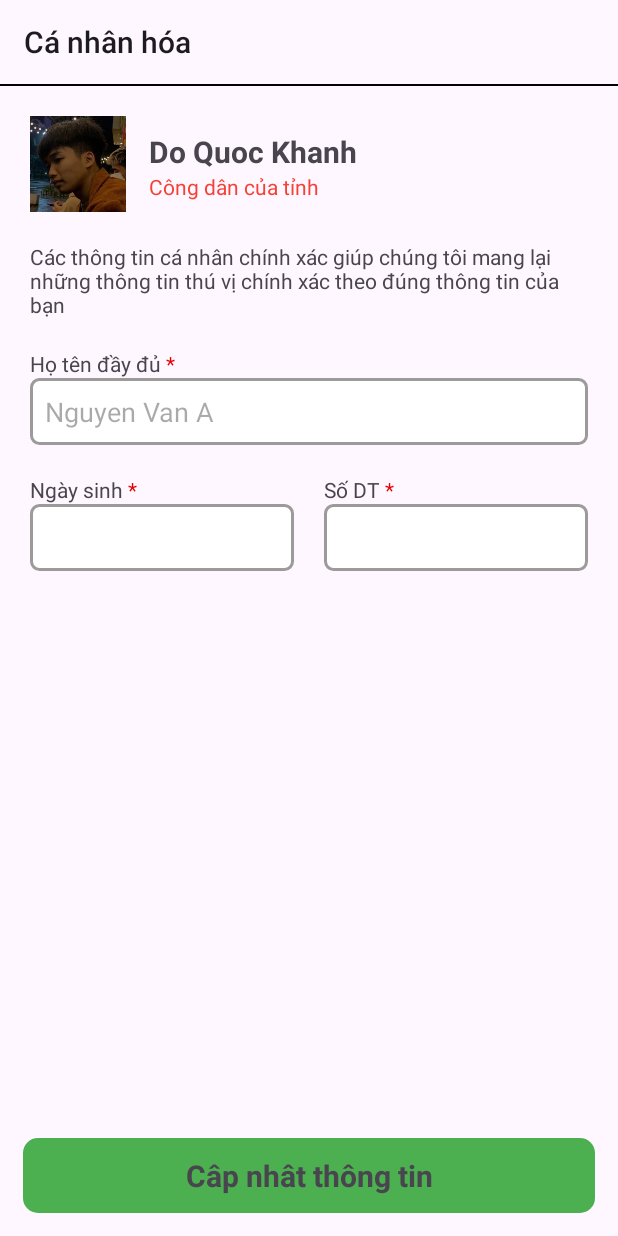
After one commit to doquockhanh03/Android_Basic_Tutorial, an Android app: the layout activity_update_user.xml on its own in the app's theme, with its tools: preview values and no code run, on a phone screen of 412 x 824 dp. The commit adds this screen. Run offline under Robolectric (Android 15) with nearby library versions, the phone set to English and light mode, and no system bars.

Commit message:
first commit

```diff
--- a/app/src/main/AndroidManifest.xml
+++ b/app/src/main/AndroidManifest.xml
@@ -13,17 +13,22 @@
         android:theme="@style/Theme.Buoi_03"
         tools:targetApi="31">
         <activity
-            android:name=".buoi_3_kotlin.MainActivity"
-            android:exported="false" />
-        <activity
-            android:name=".MainActivity"
-            android:exported="true">
+            android:name=".BTVN.UpdateUserActivity"
+            android:exported="true" >
             <intent-filter>
                 <action android:name="android.intent.action.MAIN" />
 
                 <category android:name="android.intent.category.LAUNCHER" />
             </intent-filter>
         </activity>
+        <activity
+            android:name=".buoi_3_kotlin.MainActivity"
+            android:exported="false" />
+        <activity
+            android:name=".MainActivity"
+            android:exported="true">
+
+        </activity>
     </application>
 
 </manifest>
--- /dev/null
+++ b/app/src/main/java/com/example/buoi_03/BTVN/UpdateUserActivity.kt
@@ -0,0 +1,59 @@
+package com.example.buoi_03.BTVN
+
+import android.os.Bundle
+import android.widget.EditText
+import android.widget.TextView
+import androidx.activity.enableEdgeToEdge
+import androidx.appcompat.app.AppCompatActivity
+import androidx.core.content.ContextCompat
+import androidx.core.view.ViewCompat
+import androidx.core.view.WindowInsetsCompat
+import androidx.core.widget.addTextChangedListener
+import com.example.buoi_03.R
+
+class UpdateUserActivity : AppCompatActivity() {
+
+    private var edtFullname: EditText? = null
+    private var edtDate: EditText? = null
+    private var edtPhone: EditText? = null
+    private  var btnUpdate: TextView? = null
+
+    override fun onCreate(savedInstanceState: Bundle?) {
+        super.onCreate(savedInstanceState)
+        enableEdgeToEdge()
+        setContentView(R.layout.activity_update_user)
+
+        edtDate = findViewById(R.id.edtDate)
+        edtPhone = findViewById(R.id.edtPhone)
+        edtFullname = findViewById(R.id.edtFullname)
+        btnUpdate = findViewById(R.id.btn_updates)
+
+        edtDate?.addTextChangedListener{
+            setEnableButton()
+        }
+
+        edtPhone?.addTextChangedListener {
+            setEnableButton()
+        }
+
+        edtFullname?.addTextChangedListener {
+            setEnableButton()
+        }
+    }
+
+
+    private fun setEnableButton(){
+        btnUpdate?.isEnabled = Checker()
+        if(Checker()){
+            btnUpdate?.background = ContextCompat.getDrawable(this, R.drawable.backgound_button)
+        }else{
+            btnUpdate?.background = ContextCompat.getDrawable(this, R.drawable.background_button_disable)
+        }
+    }
+
+    private fun Checker(): Boolean{
+        return edtDate?.text.toString().trim().isNotEmpty() &&
+                edtPhone?.text.toString().trim().isNotEmpty() &&
+                edtFullname?.text.toString().trim().isNotEmpty()
+    }
+}
--- /dev/null
+++ b/app/src/main/res/drawable/backgound_button.xml
@@ -0,0 +1,5 @@
+<?xml version="1.0" encoding="utf-8"?>
+<shape xmlns:android="http://schemas.android.com/apk/res/android" android:shape="rectangle">
+    <corners android:radius="10dp"/>
+    <solid android:color="#4CAF50"/>
+</shape>
--- /dev/null
+++ b/app/src/main/res/drawable/background_button_disable.xml
@@ -0,0 +1,5 @@
+<?xml version="1.0" encoding="utf-8"?>
+<shape xmlns:android="http://schemas.android.com/apk/res/android" android:shape="rectangle">
+    <corners android:radius="10dp"/>
+    <solid android:color="#858785"/>
+</shape>
--- /dev/null
+++ b/app/src/main/res/drawable/background_edt.xml
@@ -0,0 +1,6 @@
+<?xml version="1.0" encoding="utf-8"?>
+<shape xmlns:android="http://schemas.android.com/apk/res/android">
+    <corners android:radius="5dp"/>
+    <stroke android:color="#9D9A9A" android:width="2dp"/>
+    <solid android:color="@color/white"/>
+</shape>
--- /dev/null
+++ b/app/src/main/res/layout/activity_update_user.xml
@@ -0,0 +1,168 @@
+<?xml version="1.0" encoding="utf-8"?>
+<RelativeLayout xmlns:android="http://schemas.android.com/apk/res/android"
+    xmlns:app="http://schemas.android.com/apk/res-auto"
+    xmlns:tools="http://schemas.android.com/tools"
+    android:id="@+id/main"
+    android:layout_width="match_parent"
+    android:layout_height="match_parent"
+    tools:context=".BTVN.UpdateUserActivity">
+
+    <Toolbar
+        android:id="@+id/toolbar"
+        android:title="Cá nhân hóa"
+        android:layout_width="match_parent"
+        android:layout_height="wrap_content"/>
+
+    <View
+        android:layout_below="@id/toolbar"
+        android:id="@+id/view"
+        android:background="@color/black"
+        android:layout_width="match_parent"
+        android:layout_height="1dp"/>
+
+    <ScrollView
+        android:id="@+id/scrollView"
+        android:layout_width="match_parent"
+        android:layout_height="wrap_content"
+        android:layout_above="@id/btn_updates"
+        android:layout_below="@id/toolbar"
+        android:layout_marginTop="1dp"
+        android:layout_marginBottom="14dp">
+
+        <androidx.constraintlayout.widget.ConstraintLayout
+            android:layout_width="match_parent"
+            android:layout_height="wrap_content">
+
+            <ImageView
+                android:id="@+id/ivAvatar"
+                android:layout_width="64dp"
+                android:layout_height="64dp"
+                android:layout_marginStart="20dp"
+                android:layout_marginTop="20dp"
+                android:background="@drawable/ic_avatar"
+                app:layout_constraintLeft_toLeftOf="parent"
+                app:layout_constraintTop_toTopOf="parent" />
+
+            <TextView
+                android:id="@+id/tvName"
+                android:layout_width="0dp"
+                android:layout_height="wrap_content"
+                android:layout_marginStart="15dp"
+                android:layout_marginEnd="20dp"
+                android:layout_marginTop="30dp"
+                android:text="Do Quoc Khanh"
+                android:textSize="20sp"
+                android:textStyle="bold"
+                app:layout_constraintEnd_toEndOf="parent"
+                app:layout_constraintStart_toEndOf="@id/ivAvatar"
+                app:layout_constraintTop_toTopOf="parent" />
+
+            <TextView
+                android:id="@+id/tvInfo"
+                android:layout_width="0dp"
+                android:layout_height="wrap_content"
+                android:layout_marginStart="15dp"
+                android:text="Công dân của tỉnh"
+                android:layout_marginEnd="20dp"
+
+                android:textColor="#F44336"
+                app:layout_constraintEnd_toEndOf="parent"
+                app:layout_constraintStart_toEndOf="@id/ivAvatar"
+                app:layout_constraintTop_toBottomOf="@id/tvName" />
+
+            <TextView
+                android:id="@+id/tvContent"
+                android:layout_width="0dp"
+                android:layout_height="wrap_content"
+                android:layout_margin="20dp"
+                android:text="Các thông tin cá nhân chính xác giúp chúng tôi mang lại những thông tin thú vị chính xác theo đúng thông tin của bạn"
+                app:layout_constraintEnd_toEndOf="parent"
+                app:layout_constraintStart_toStartOf="parent"
+                app:layout_constraintTop_toBottomOf="@id/ivAvatar" />
+
+            <TextView
+                android:id="@+id/tvFullname"
+                app:layout_constraintTop_toBottomOf="@id/tvContent"
+                app:layout_constraintStart_toStartOf="parent"
+                app:layout_constraintEnd_toEndOf="parent"
+                android:layout_margin="20dp"
+                android:layout_width="0dp"
+                android:text="@string/fullname"
+                android:layout_height="wrap_content"/>
+
+            <EditText
+                android:id="@+id/edtFullname"
+                android:layout_marginStart="20dp"
+                android:layout_marginEnd="20dp"
+                app:layout_constraintStart_toStartOf="parent"
+                app:layout_constraintEnd_toEndOf="parent"
+                app:layout_constraintTop_toBottomOf="@id/tvFullname"
+                android:layout_width="0dp"
+                android:background="@drawable/background_edt"
+                android:hint="Nguyen Van A"
+                android:padding="10dp"
+                android:layout_height="wrap_content"/>
+
+            <EditText
+                android:id="@+id/edtDate"
+                app:layout_constraintStart_toStartOf="parent"
+                app:layout_constraintTop_toBottomOf="@id/tvDate"
+                app:layout_constraintEnd_toEndOf="@id/tvDate"
+                android:layout_width="0dp"
+                android:background="@drawable/background_edt"
+                android:padding="10dp"
+                android:layout_marginStart="20dp"
+                android:layout_height="wrap_content"/>
+
+            <EditText
+                android:id="@+id/edtPhone"
+                app:layout_constraintStart_toStartOf="@id/tvPhone"
+                app:layout_constraintEnd_toEndOf="parent"
+                app:layout_constraintTop_toBottomOf="@id/tvPhone"
+                android:layout_width="0dp"
+                android:padding="10dp"
+                android:layout_marginEnd="20dp"
+                android:background="@drawable/background_edt"
+                android:layout_height="wrap_content"/>
+
+            <TextView
+                android:id="@+id/tvDate"
+                android:text="@string/date"
+                android:layout_marginStart="20dp"
+                android:layout_marginEnd="20dp"
+                android:layout_marginTop="20dp"
+                app:layout_constraintStart_toStartOf="parent"
+                app:layout_constraintEnd_toStartOf="@id/tvPhone"
+                app:layout_constraintTop_toBottomOf="@id/edtFullname"
+                android:layout_width="0dp"
+                android:layout_height="wrap_content"/>
+
+           <TextView
+               android:id="@+id/tvPhone"
+               app:layout_constraintTop_toBottomOf="@id/edtFullname"
+               android:layout_marginTop="20dp"
+               android:layout_marginEnd="20dp"
+               app:layout_constraintStart_toEndOf="@id/tvDate"
+               app:layout_constraintEnd_toEndOf="parent"
+               android:text="@string/phone_number"
+               android:layout_width="0dp"
+               android:layout_height="wrap_content"/>
+
+        </androidx.constraintlayout.widget.ConstraintLayout>
+    </ScrollView>
+
+    <TextView
+        android:id="@+id/btn_updates"
+        android:text="Câp nhât thông tin"
+        android:layout_alignParentBottom="true"
+        android:layout_width="match_parent"
+        android:gravity="center"
+        android:textSize="20sp"
+        android:layout_margin="15dp"
+        android:textStyle="bold"
+        android:background="@drawable/backgound_button"
+        android:layout_height="50dp"/>
+
+
+
+</RelativeLayout>
--- a/app/src/main/res/values/strings.xml
+++ b/app/src/main/res/values/strings.xml
@@ -1,3 +1,6 @@
 <resources>
     <string name="app_name">Buoi_03</string>
+    <string name="fullname">Họ tên đầy đủ <font color="#e40000">*</font></string>
+    <string name="date">Ngày sinh <font color="#e40000">*</font></string>
+    <string name="phone_number">Số DT <font color="#e40000">*</font></string>
 </resources>
--- a/gradle/libs.versions.toml
+++ b/gradle/libs.versions.toml
@@ -1,5 +1,5 @@
 [versions]
-agp = "8.5.1"
+agp = "8.5.2"
 junit = "4.13.2"
 junitVersion = "1.2.1"
 espressoCore = "3.6.1"
```
Also changed, not shown: app/build.gradle (+7 -0 lines), app/src/main/res/drawable/ic_avatar.png (added), build.gradle (line endings or trailing spaces).
